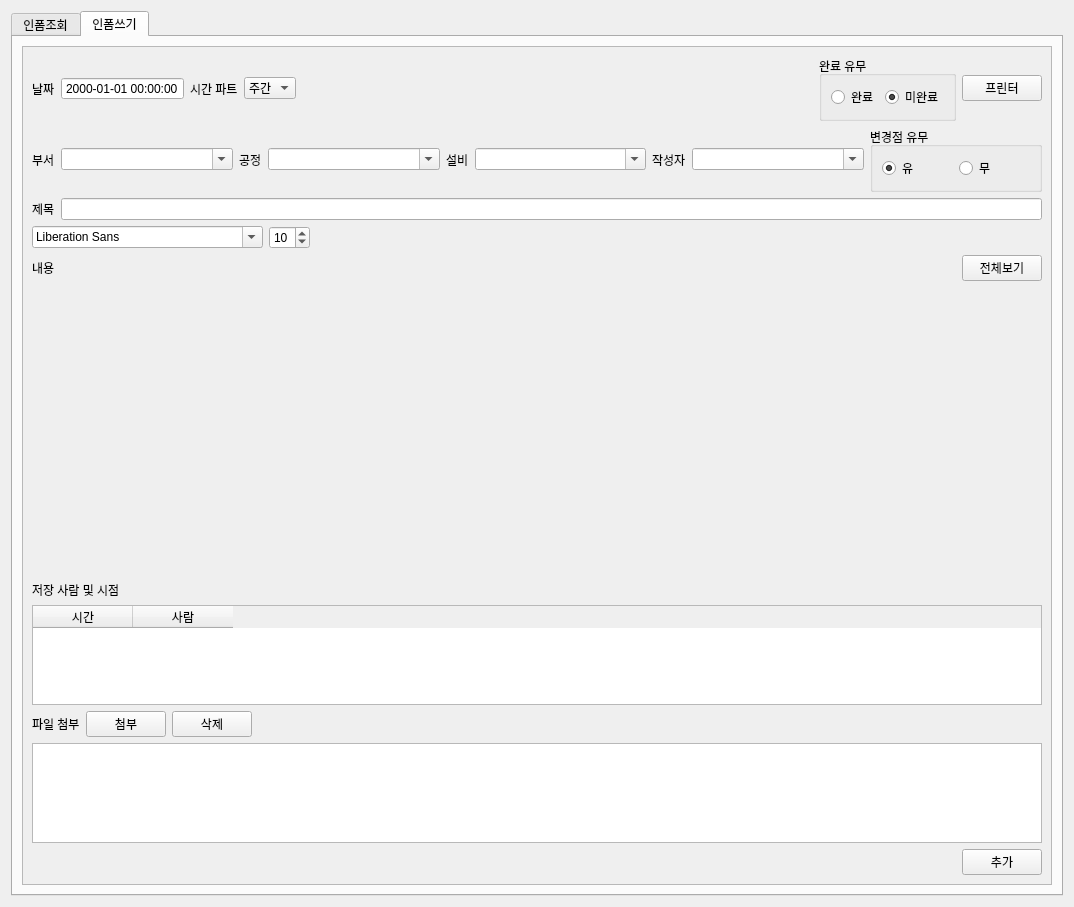
The window that eismain.ui (kimbakcho/FABWI) describes before a commit, drawn with Qt 5.
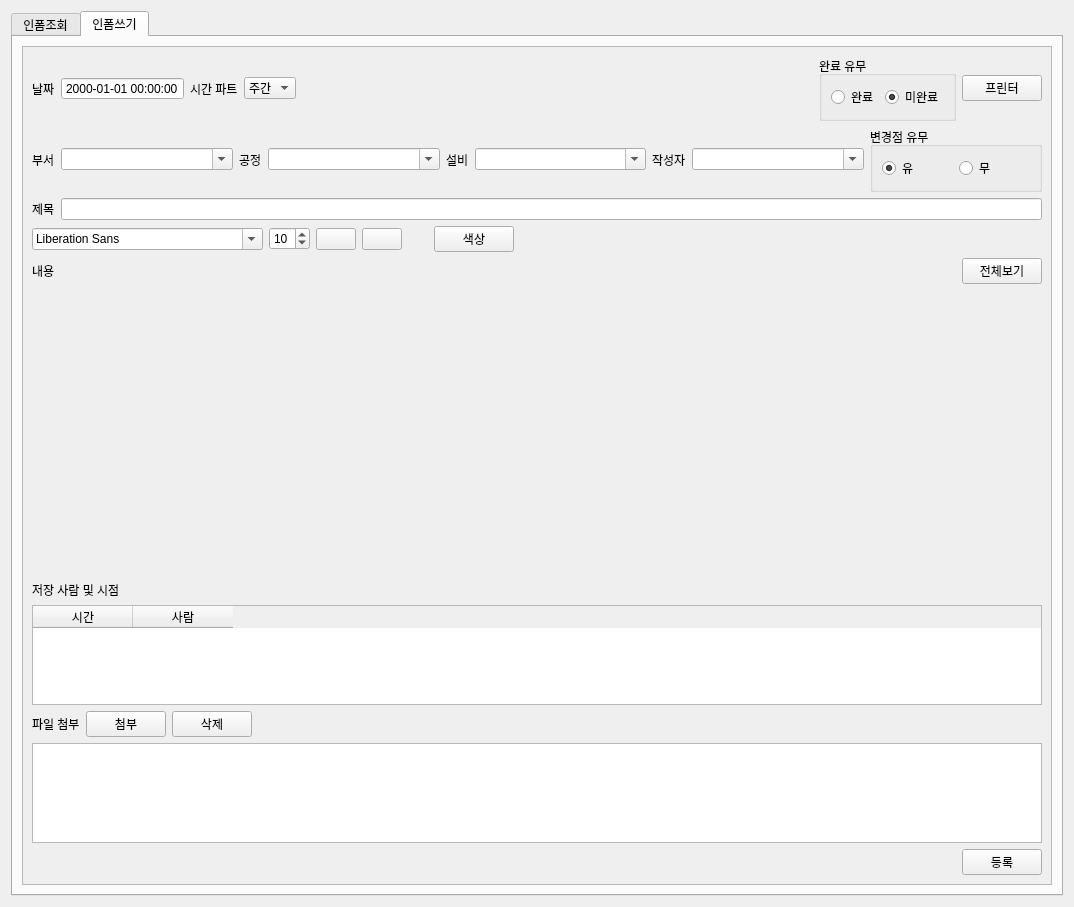
The same window after the commit. Icons and pictures are not drawn.

The edit to the form file:
```diff
--- a/eismain.ui
+++ b/eismain.ui
@@ -528,7 +528,80 @@
               </widget>
              </item>
              <item>
-              <spacer name="horizontalSpacer_5">
+              <widget class="QPushButton" name="Bold_btn">
+               <property name="minimumSize">
+                <size>
+                 <width>30</width>
+                 <height>20</height>
+                </size>
+               </property>
+               <property name="styleSheet">
+                <string notr="true">QPushButton{
+	border-image: url(:/img/img/Bold_btn_inactivity.png);
+}</string>
+               </property>
+               <property name="text">
+                <string/>
+               </property>
+               <property name="checkable">
+                <bool>false</bool>
+               </property>
+               <property name="flat">
+                <bool>false</bool>
+               </property>
+              </widget>
+             </item>
+             <item>
+              <widget class="QPushButton" name="underline_btn">
+               <property name="sizePolicy">
+                <sizepolicy hsizetype="Minimum" vsizetype="Fixed">
+                 <horstretch>0</horstretch>
+                 <verstretch>0</verstretch>
+                </sizepolicy>
+               </property>
+               <property name="minimumSize">
+                <size>
+                 <width>30</width>
+                 <height>20</height>
+                </size>
+               </property>
+               <property name="styleSheet">
+                <string notr="true">QPushButton{
+	border-image: url(:/img/img/under_line_inactivity.png);
+}</string>
+               </property>
+               <property name="text">
+                <string/>
+               </property>
+               <property name="icon">
+                <iconset>
+                 <normalon>:/img/img/underline.png</normalon>
+                </iconset>
+               </property>
+              </widget>
+             </item>
+             <item>
+              <widget class="QLabel" name="now_color">
+               <property name="minimumSize">
+                <size>
+                 <width>20</width>
+                 <height>10</height>
+                </size>
+               </property>
+               <property name="text">
+                <string>    </string>
+               </property>
+              </widget>
+             </item>
+             <item>
+              <widget class="QPushButton" name="color_dialog">
+               <property name="text">
+                <string>색상</string>
+               </property>
+              </widget>
+             </item>
+             <item>
+              <spacer name="font_space">
                <property name="orientation">
                 <enum>Qt::Horizontal</enum>
                </property>
@@ -691,7 +764,7 @@
                 <enum>Qt::LeftToRight</enum>
                </property>
                <property name="text">
-                <string>추가</string>
+                <string>등록</string>
                </property>
               </widget>
              </item>
```
Left out of the diff: 6 changed lines with no effect on the pictures.
